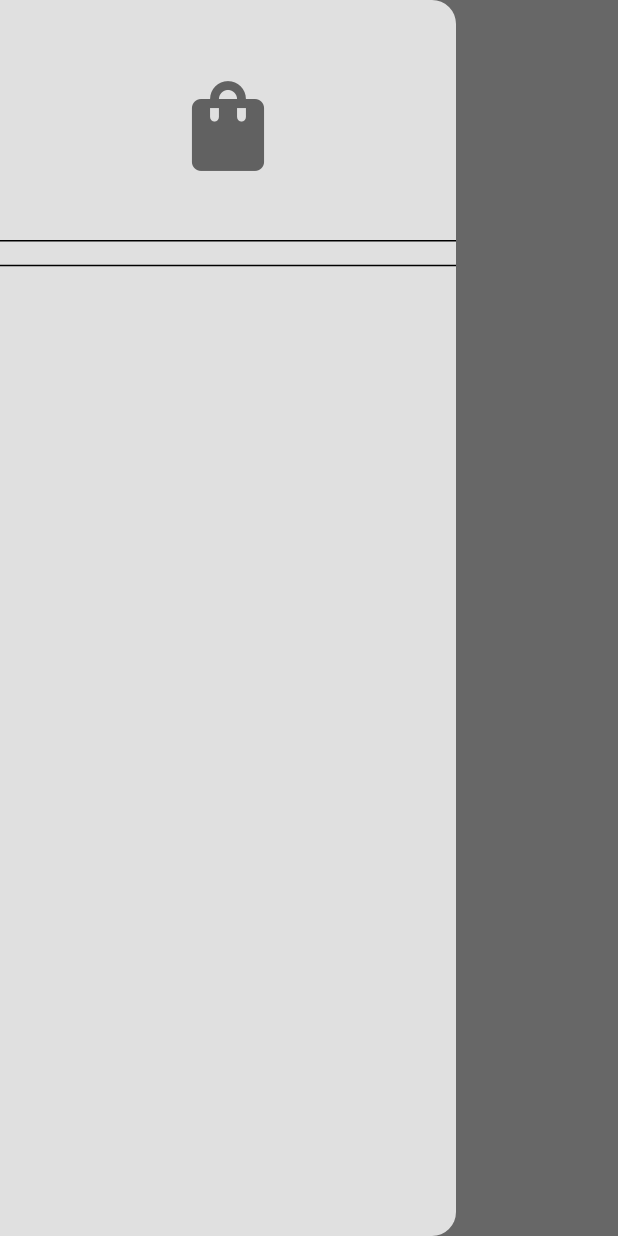
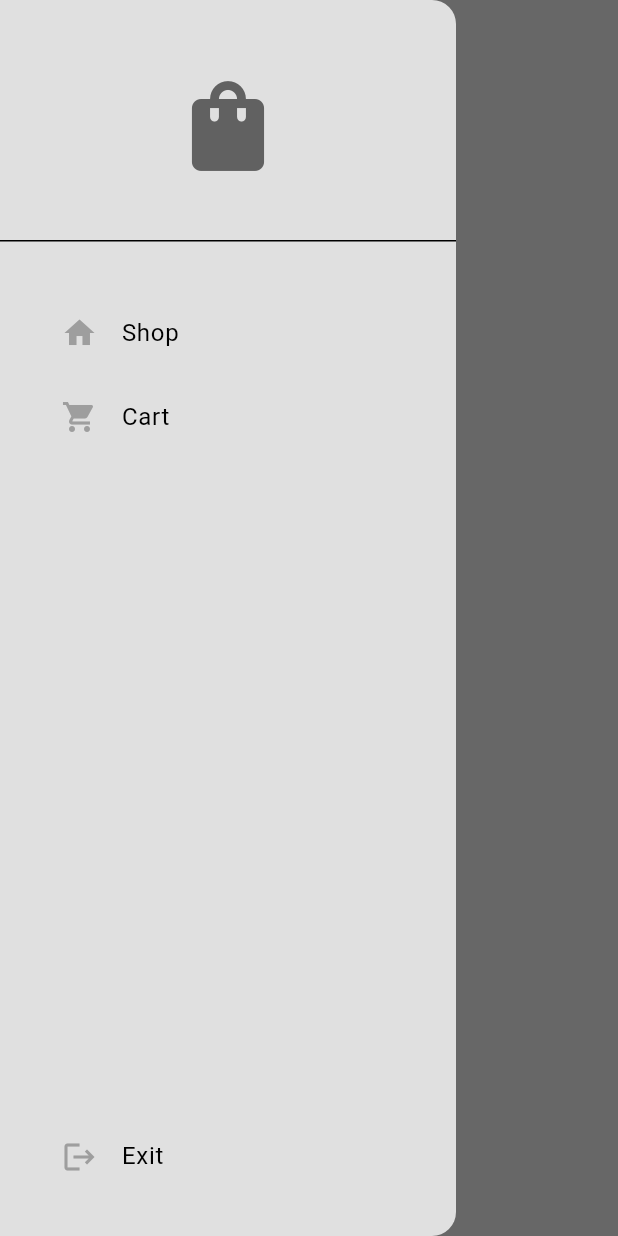
Before and after one commit to buitunglam/ecomerce_app, a Flutter app: the ShopPage screen opened by its route, with the side drawer open, on a phone screen of 412 x 824 dp. Run offline on Flutter 3.47's test engine with Material 3 defaults, Android fonts, the phone set to English and light mode, and no system bars.

```diff
--- a/lib/components/my_drawer.dart
+++ b/lib/components/my_drawer.dart
@@ -1,3 +1,4 @@
+import 'package:ecomerce_app/components/my_list_tile.dart';
 import 'package:flutter/material.dart';
 
 class MyDrawer extends StatelessWidget {
@@ -8,6 +9,9 @@ class MyDrawer extends StatelessWidget {
     return Drawer(
       backgroundColor: Theme.of(context).colorScheme.surface,
       child: Column(
+        mainAxisAlignment: MainAxisAlignment.spaceBetween,
+        children: [
+          Column(
             children: [
               DrawerHeader(
                   child: Center(
@@ -17,7 +21,36 @@ class MyDrawer extends StatelessWidget {
                   color: Theme.of(context).colorScheme.inversePrimary,
                 ),
               )),
-          Divider()
+              const SizedBox(
+                height: 25,
+              ),
+              MyListTile(
+                text: "Shop",
+                icon: Icons.home,
+                onTap: () {
+                  Navigator.pop(context);
+                  Navigator.pushNamed(context, '/shop_page');
+                },
+              ),
+              MyListTile(
+                text: "Cart",
+                icon: Icons.shopping_cart,
+                onTap: () {
+                  Navigator.pop(context);
+                  Navigator.pushNamed(context, '/cart_page');
+                },
+              ),
+            ],
+          ),
+          Padding(
+            padding: const EdgeInsets.only(bottom: 25.0),
+            child: MyListTile(
+              text: "Exit",
+              icon: Icons.logout,
+              onTap: () => Navigator.pushNamedAndRemoveUntil(
+                  context, "/intro_page", (route) => false),
+            ),
+          ),
         ],
       ),
     );
--- /dev/null
+++ b/lib/components/my_list_tile.dart
@@ -0,0 +1,24 @@
+import 'package:flutter/material.dart';
+
+class MyListTile extends StatelessWidget {
+  final String text;
+  final IconData icon;
+  final Function()? onTap;
+  const MyListTile(
+      {super.key, required this.text, required this.icon, this.onTap});
+
+  @override
+  Widget build(BuildContext context) {
+    return Padding(
+      padding: const EdgeInsets.only(left: 25.0),
+      child: ListTile(
+        leading: Icon(icon, color: Colors.grey),
+        title: Text(
+          text,
+          style: TextStyle(fontSize: 16),
+        ),
+        onTap: onTap,
+      ),
+    );
+  }
+}
--- /dev/null
+++ b/lib/components/my_product_tile.dart
@@ -0,0 +1,20 @@
+import 'package:ecomerce_app/models/product.dart';
+import 'package:flutter/material.dart';
+
+class MyProductTile extends StatelessWidget {
+  final Product product;
+  const MyProductTile({super.key, required this.product});
+
+  @override
+  Widget build(BuildContext context) {
+    return Container(
+      child: Column(
+        children: [
+          Icon(Icons.favorite),
+          Text(product.name),
+          Text(product.description)
+        ],
+      ),
+    );
+  }
+}
--- a/lib/main.dart
+++ b/lib/main.dart
@@ -1,10 +1,18 @@
+import 'package:ecomerce_app/models/shop.dart';
 import 'package:ecomerce_app/pages/Intro_page.dart';
+import 'package:ecomerce_app/pages/cart_page.dart';
 import 'package:ecomerce_app/pages/shop_page.dart';
 import 'package:ecomerce_app/themes/light_mode.dart';
 import 'package:flutter/material.dart';
+import 'package:provider/provider.dart';
 
 void main() {
-  runApp(const MyApp());
+  runApp(
+    ChangeNotifierProvider(
+      create: (context) => Shop(),
+      child: const MyApp(),
+    ),
+  );
 }
 
 class MyApp extends StatelessWidget {
@@ -18,7 +26,8 @@ class MyApp extends StatelessWidget {
       theme: lightMode,
       routes: {
         "/intro_page": (context) => const IntroPage(),
-        "/shop_page": (context) => const ShopPage()
+        "/shop_page": (context) => const ShopPage(),
+        "/cart_page": (context) => const CartPage()
       },
     );
   }
--- /dev/null
+++ b/lib/models/product.dart
@@ -0,0 +1,13 @@
+class Product {
+  final String name;
+  final double price;
+  final String description;
+  // final String imagePath;
+
+  Product({
+    required this.name,
+    required this.price,
+    required this.description,
+    // required this.imagePath
+  });
+}
--- /dev/null
+++ b/lib/models/shop.dart
@@ -0,0 +1,32 @@
+import 'package:ecomerce_app/models/product.dart';
+import 'package:flutter/material.dart';
+
+class Shop extends ChangeNotifier {
+  final List<Product> _shop = [
+    Product(name: "Product 1", price: 99.99, description: "description"),
+    Product(name: "Product 2", price: 99.99, description: "description"),
+    Product(name: "Product 3", price: 99.99, description: "description"),
+    Product(name: "Product 4", price: 99.99, description: "description"),
+  ];
+
+  // user cart
+  List<Product> _cart = [];
+
+  // get product list
+  List<Product> get shop => _shop;
+
+  // get user cart
+  List<Product> get cart => _cart;
+
+  // add item to cart
+  void addToCart(Product item) {
+    _cart.add(item);
+    notifyListeners();
+  }
+
+  // remove item from cart
+  void removeFromCart(Product item) {
+    _cart.remove(item);
+    notifyListeners();
+  }
+}
--- /dev/null
+++ b/lib/pages/cart_page.dart
@@ -0,0 +1,25 @@
+import 'package:ecomerce_app/components/my_drawer.dart';
+import 'package:flutter/material.dart';
+
+class CartPage extends StatefulWidget {
+  const CartPage({super.key});
+
+  @override
+  State<CartPage> createState() => _CartPageState();
+}
+
+class _CartPageState extends State<CartPage> {
+  @override
+  Widget build(BuildContext context) {
+    return Scaffold(
+      appBar: AppBar(
+        title: Text("cart page"),
+        backgroundColor: Colors.transparent,
+        elevation: 0,
+        foregroundColor: Theme.of(context).colorScheme.inversePrimary,
+      ),
+      drawer: MyDrawer(),
+      backgroundColor: Theme.of(context).colorScheme.primary,
+    );
+  }
+}
--- a/lib/pages/shop_page.dart
+++ b/lib/pages/shop_page.dart
@@ -1,11 +1,16 @@
 import 'package:ecomerce_app/components/my_drawer.dart';
+import 'package:ecomerce_app/components/my_product_tile.dart';
+import 'package:ecomerce_app/models/shop.dart';
 import 'package:flutter/material.dart';
+import 'package:provider/provider.dart';
 
 class ShopPage extends StatelessWidget {
   const ShopPage({super.key});
 
   @override
   Widget build(BuildContext context) {
+    final products = context.watch<Shop>().shop;
+
     return Scaffold(
       appBar: AppBar(
         title: Text("Shop Page"),
@@ -13,6 +18,14 @@ class ShopPage extends StatelessWidget {
         backgroundColor: Colors.transparent,
       ),
       drawer: MyDrawer(),
+      backgroundColor: Theme.of(context).colorScheme.surface,
+      body: ListView.builder(
+        itemCount: products.length,
+        itemBuilder: (context, index) {
+          final product = products[index];
+          return MyProductTile(product: product);
+        },
+      ),
     );
   }
 }
--- a/pubspec.yaml
+++ b/pubspec.yaml
@@ -34,6 +34,7 @@ dependencies:
   # The following adds the Cupertino Icons font to your application.
   # Use with the CupertinoIcons class for iOS style icons.
   cupertino_icons: ^1.0.8
+  provider: ^6.1.2
 
 dev_dependencies:
   flutter_test:
```
Also changed, not shown: pubspec.lock, 1 other file. Lines whose indentation alone changed are shown as unchanged.
